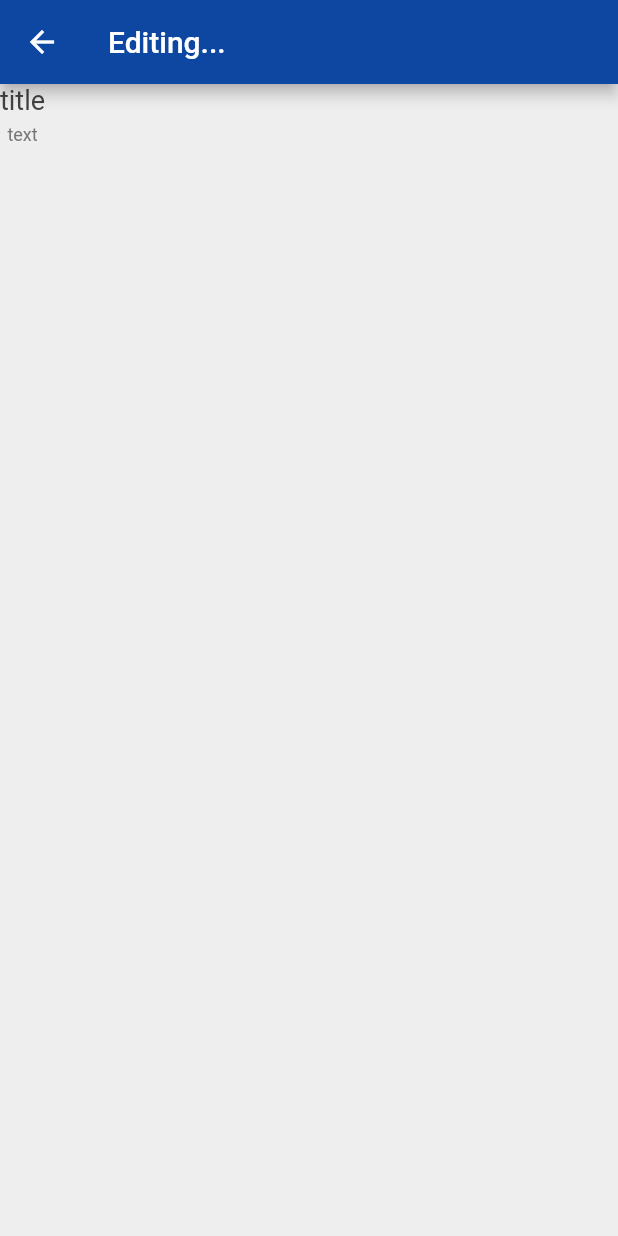
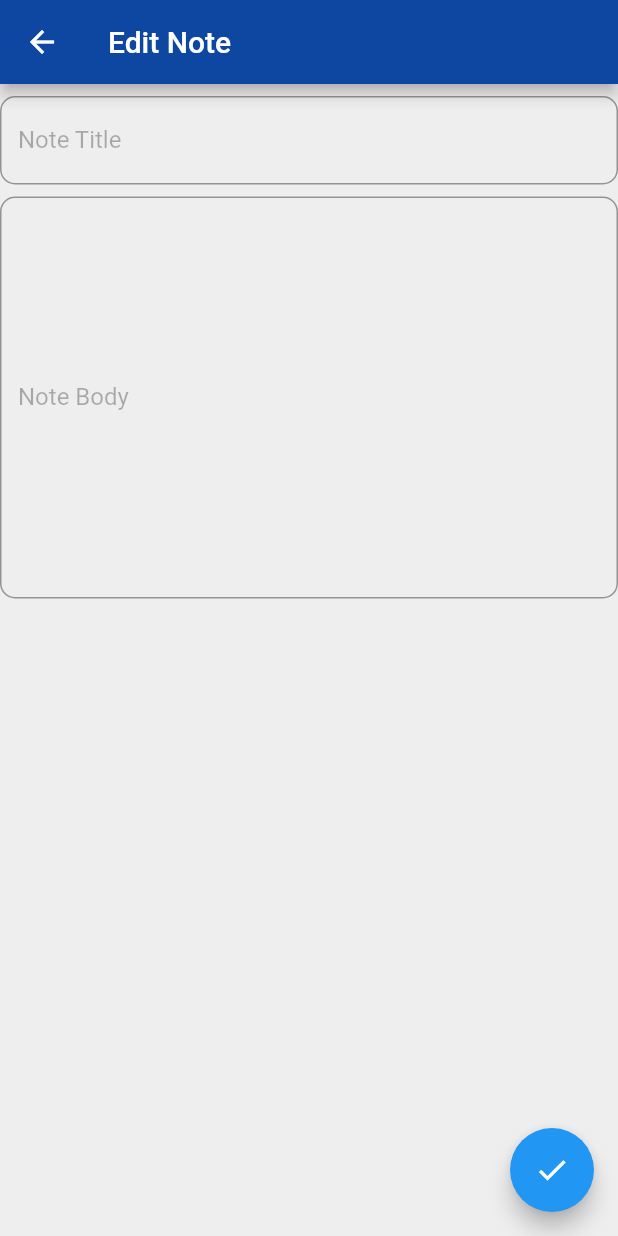
Before and after one commit to katonbingham/SkillsDevelopment, a Flutter app: the Edit screen opened by its route, on a phone screen of 412 x 824 dp. Run offline on Flutter 3.47's test engine with Material 2 defaults, Android fonts, the phone set to English and light mode, and no system bars; our stand-ins replace sqflite; accounts and stored records are empty.

Commit message:
CRUD fully implemented

```diff
--- a/lib/database/database_provider.dart
+++ b/lib/database/database_provider.dart
@@ -15,6 +15,12 @@ import 'package:path/path.dart';
 import '../models/note.dart';
 
 class DatabaseProvider {
+
+  // what's this
+  // final DatabaseFactory dbFactory;
+
+  // currently not used by anything nor initialized - was for deleteAllNotes().
+  // Database? db;
 
   // https://petercoding.com/flutter/2021/03/21/using-sqlite-in-flutter/
   Future<Database> initializeDatabase() async {
@@ -54,6 +60,27 @@ class DatabaseProvider {
     );
   }
 
+  Future<int> editNote(Note note) async {
+    int result = 0;
+
+    // this boy null
+    int? id = note.id;
+    print('note id in editnote method: $id');
+
+    final db = await initializeDatabase();
+
+    result = await db.update(
+        'notes',
+        note.toMap(),
+        where: "id = ?",
+        whereArgs: [note.id],
+    );
+
+    print('edit result: $result');
+
+    return result;
+  }
+
   // https://petercoding.com/flutter/2021/03/21/using-sqlite-in-flutter/
   Future<List<Note>> getAllNotes() async {
     final Database db = await initializeDatabase();
@@ -61,6 +88,13 @@ class DatabaseProvider {
     return queryResult.map((e) => Note.fromMap(e)).toList();
   }
 
+  Future clearAllNotes() async {
+    // not hooked up yet, the db called isn't initialized.
+    // await db!.close();
+
+    final db = await initializeDatabase();
+    await db.close();
+  }
   // previous implementation
   // ------------------------------------------------------------------------
   // underscore makes constructor private to the library and non-instantiable
--- a/lib/main.dart
+++ b/lib/main.dart
@@ -25,13 +25,14 @@ import 'services/note_card.dart';
 * and from the docs.flutter.dev pages for relevant modules
 */
 
+
 void main() => runApp(MaterialApp(
    initialRoute: '/home',
     routes: {
       '/': (context) => const Loading(),
       '/home': (context) => const Home(),
       '/location': (context) => ChooseLocation(),
-      '/edit': (context) => Edit(),
+      '/edit': (context) => const Edit(note: null),
       '/add_note': (context) => AddNote(),
     },
   )
--- a/lib/pages/add_note.dart
+++ b/lib/pages/add_note.dart
@@ -27,17 +27,10 @@ class _AddNoteState extends State<AddNote>{
   TextEditingController titleController = TextEditingController();
   TextEditingController bodyController = TextEditingController();
 
-  // Future<int> addNote() async {
-  //   DatabaseProvider provider;
-  //   // temp data
-  //   List<Note> listOfNotes = [Note(title: 'Note Title', body: 'this is some sample text', origin: DateTime.now())];
-  //   print("TEST - add_note.dart addNote(note)");
-  //   return await provider.addNewNote(listOfNotes);
-  // }
-
   @override
   Widget build(BuildContext context) {
-    // more temp data
+
+    // temp data
     late String title;
     late String body;
     late String origin;
@@ -81,7 +74,7 @@ class _AddNoteState extends State<AddNote>{
             origin = DateTime.now().toString();
           });
           // Note note = Note(title: title, body: body, origin: origin);
-          Note note = Note(title: title, body: body, origin: DateTime.now().toString());
+          Note note = Note(title: title, body: body, origin: origin);
 
           List<Note> listOfNotes = [note];
           provider.addNewNote(listOfNotes);
--- a/lib/pages/edit.dart
+++ b/lib/pages/edit.dart
@@ -1,4 +1,5 @@
 import 'package:flutter/material.dart';
+import 'package:skill_dev/database/database_provider.dart';
 import '../models/note.dart';
 
 /*
@@ -13,16 +14,27 @@ import '../models/note.dart';
 */
 
 class Edit extends StatefulWidget {
+
+  final Note? note;
+  const Edit({Key? key, required this.note}) : super(key: key);
+
   @override
   _EditState createState() => _EditState();
 }
-// this route needs to be passed data
-// -> a card to edit
 
 class _EditState extends State<Edit> {
+  // database helper methods
+  DatabaseProvider provider = DatabaseProvider();
 
-  // temp implementation
-  var note = Note(id: 1, title: 'title', body: 'text', origin: DateTime.now().toString());
+  // input controllers
+  late TextEditingController titleController;
+  late TextEditingController bodyController;
+
+  // variables to edit
+  late int? id;
+  late String title;
+  late String body;
+  late String origin;
 
   @override
   Widget build(BuildContext context) {
@@ -30,27 +42,65 @@ class _EditState extends State<Edit> {
       backgroundColor: Colors.grey[200],
       appBar: AppBar(
         backgroundColor: Colors.blue[900],
-        title: Text('Editing...'),
+        // title: Text(widget.title),
+        title: const Text('Edit Note'),
       ),
       body: Column(
         children: <Widget>[
-          Text(
-          note.title,
-          style: TextStyle(
-            fontSize: 18.0,
-            color: Colors.grey[800],
+          const SizedBox(height: 8.0),
+          TextFormField(
+            controller: titleController = TextEditingController(text: widget.note?.title),
+            decoration: InputDecoration(
+              border: const OutlineInputBorder(
+                borderRadius: BorderRadius.all(
+                  Radius.circular(10),
+                ),
+              ),
+              labelStyle: TextStyle(
+                color: Colors.black.withOpacity(0.3)
+              ),
+              labelText: 'Note Title',
             ),
           ),
-          const SizedBox(height: 6.0),
-          Text(
-            note.body,
-            style: TextStyle(
-              fontSize: 12.0,
-              color: Colors.grey[600],
+          const SizedBox(height: 8.0),
+          TextField(
+            controller: bodyController = TextEditingController(text: widget.note?.body),
+            maxLines: 12,
+            keyboardType: TextInputType.multiline,
+            decoration: InputDecoration(
+              border: const OutlineInputBorder(
+                borderRadius: BorderRadius.all(
+                  Radius.circular(10),
+                ),
+              ),
+              labelStyle: TextStyle(
+                color: Colors.black.withOpacity(0.3)
+              ),
+              labelText: 'Note Body',
+              ),
             ),
-          ),
         ]
       ),
+      floatingActionButton: FloatingActionButton(
+        // When the user presses the button, push updated fields to db
+        onPressed: (){
+          setState(() {
+            id = widget.note?.id;
+            title = titleController.text;
+            body = bodyController.text;
+            origin = DateTime.now().toString();
+          });
+
+          Note note = Note(id: id, title: title, body: body, origin: origin);
+          provider.editNote(note);
+
+          // return to home page after note is added
+          Navigator.pushNamedAndRemoveUntil(context, "/home", (route) => false);
+          // perhaps this is the optimal approach?
+          // Navigator.pop(context, true);
+        },
+          child: const Icon(Icons.check)
+      )
     );
   }
 }
--- a/lib/pages/home.dart
+++ b/lib/pages/home.dart
@@ -1,13 +1,14 @@
 import 'package:flutter/material.dart';
-import 'dart:convert';
 import 'package:skill_dev/database/database_provider.dart';
-import 'package:skill_dev/models/unused_note_list.dart';
 
+import '../models/note.dart';
 import 'edit.dart';
-import 'package:skill_dev/database/database_provider.dart';
-import '../models/note.dart';
-import '../services/note_card.dart';
-import '../models/unused_note_list.dart';
+
+// import '../services/note_card.dart';
+// import '../models/unused_note_list.dart';
+// import 'package:skill_dev/models/unused_note_list.dart';
+// import 'package:skill_dev/database/database_provider.dart';
+// import 'dart:convert';
 
 /*
 * Author: Katon Bingham
@@ -40,7 +41,8 @@ class _HomeState extends State<Home> {
     });
   }
 
-
+  /* TODO: I would like to make the note cards collapse after the body text
+      exceeds a certain length, rather than always displaying the full body. */
   @override
   Widget build(BuildContext context) {
     return Scaffold(
@@ -49,16 +51,27 @@ class _HomeState extends State<Home> {
           title: const Text('Skill Development Notes'),
           centerTitle: true,
           backgroundColor: Colors.greenAccent,
+          automaticallyImplyLeading: false, // removes the back arrow
         ),
 
         body: FutureBuilder(
-          future: provider.getAllNotes(), // double-check this does the right thing
-          builder: (BuildContext context, AsyncSnapshot<List<Note>> snapshot){
-            if (snapshot.hasData){
+          future: provider.getAllNotes(),
+          builder: (BuildContext context, AsyncSnapshot<List<Note>> snapshot) {
+            if (snapshot.hasData) {
               return ListView.builder(
                 itemCount: snapshot.data?.length,
                 itemBuilder: (BuildContext context, int index) {
-                    return Dismissible(
+                  var note = snapshot.data![index];
+                  return GestureDetector(
+                    onTap: () {
+                      // goToEditPage(note);
+                      // print('gesture ontap');
+
+                      Navigator.of(context).push(MaterialPageRoute(
+                          builder: (context) {
+                            return Edit(note: note);
+                          }));},
+                    child: Dismissible(
                       direction: DismissDirection.endToStart,
                       background: Container(
                         color: Colors.red,
@@ -80,6 +93,7 @@ class _HomeState extends State<Home> {
                           subtitle: Text(snapshot.data![index].body),
                         ),
                       ),
+                    ),
                   );
                 },
               );
@@ -88,84 +102,6 @@ class _HomeState extends State<Home> {
             }
           },
         ),
-
-        //--------------------------------------------
-        /*
-        // FutureBuilder creates an asynchronous widget that will display when
-        // the async calls are returned to it
-        body: FutureBuilder(
-          future: this.provider.getAllNotes(),
-          builder: (context, noteData) {
-            switch (noteData.connectionState) {
-              case ConnectionState.none:
-                {
-                  return const Text('How did you get here?');
-                }
-            // if connection in progress, display loading indicator
-              case ConnectionState.waiting:
-                {
-                  return const Center(child: CircularProgressIndicator());
-                }
-            // if connection is finished, evaluate results
-              case ConnectionState.done:
-                {
-                  // if (noteData.hasError){
-                  //   return Text('Error: ${noteData.error}');
-                  // }
-
-                  if (noteData.data == null) {
-                    // if null, there are no notes - prompt user to make some
-                    return const Center(
-                      child: Text(
-                          "No notes to display, log your first training session"),
-                    );
-                  } else { // if not null, display the formatted notes
-                    return const Center(child: Text('the list'));
-                    return Padding(
-                      padding: const EdgeInsets.all(8.0),
-
-                      child: ListView.builder(
-
-                        itemBuilder: (context, index) {
-                          // set different items
-                          String title = "title";
-                          String body = "this is the body text";
-                          String id = "1";
-                          String origin = DateTime.now().toString();
-
-
-                          // String title = "${noteData.data[index]['title']}";
-                          // String body = noteData.data.[index]['body'];
-                          // String id = noteData.data.[index]['id'];
-                          // String origin = noteData.data.[index]['origin'];
-
-                          // String title = noteData.data.
-
-                          // 'as dynamic' is an attempted fix for null-safe Dart requirements
-                          //  didn't work, allowed null call
-                          // String title = (noteData.data as dynamic)[index]['title'];
-                          // String body = (noteData.data as dynamic)[index]['body'];
-                          // String id = (noteData.data as dynamic)[index]['id'];
-                          // String origin = (noteData.data as dynamic)[index]['origin'];
-
-                          return Card(
-                            child: ListTile(
-                              title: Text(title),
-                              subtitle: Text(body),
-                            ),
-                          );
-                        },
-                      ),
-                    );
-                  }
-                }
-            }
-            // addresses FutureBuilder null safety requirement
-            throw '';
-          },
-        ),
-         */
-
         floatingActionButton: FloatingActionButton(
           onPressed: () {
             Navigator.pushNamed(context, "/add_note");
@@ -174,11 +110,45 @@ class _HomeState extends State<Home> {
         )
     );
   }
+
+  void goToEditPage(Note? note) {
+    Navigator.of(context).push(MaterialPageRoute(
+        builder: (context) {
+          return Edit(note: note);
+        }));
+        // .then((valueFromTextField) {
+      // use your valueFromTextField from the second page
+    // });
+  }
 }
 
 
-
-
+// pretty sure this is just a stateless implementation
+// https://docs.flutter.dev/cookbook/navigation/navigate-with-arguments
+// A Widget that extracts the necessary arguments from
+// the ModalRoute.
+// class ExtractArgumentsScreen extends StatelessWidget {
+//   const ExtractArgumentsScreen({Key? key}) : super(key: key);
+//
+//   static const routeName = '/edit';
+//
+//   @override
+//   Widget build(BuildContext context) {
+//     // Extract the arguments from the current ModalRoute
+//     // settings and cast them as ScreenArguments.
+//     final args = ModalRoute.of(context)!.settings.arguments as Note;
+//
+//     return Scaffold(
+//       appBar: AppBar(
+//         title: Text(args.title),
+//       ),
+//       body: Center(
+//         child:
+//         Text(args.body),
+//       ),
+//     );
+//   }
+// }
 
 // body: SafeArea(
 // child: GridView.count(
```
Also changed, not shown: FinalDemo1.png (added), FinalDemo2.png (added), FinalDemo3.png (added). Lines whose indentation alone changed are shown as unchanged.
